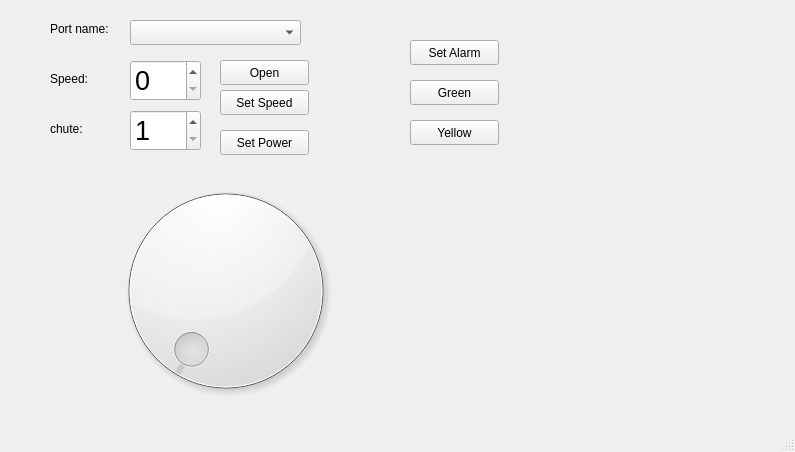
Old version of the form mainwindow.ui in the repository amin-amani/FeederController.
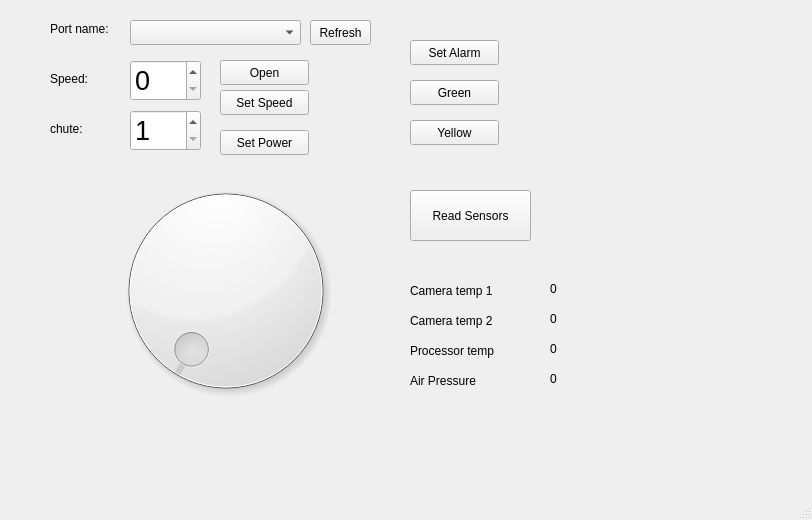
New version of the form.

```diff
--- a/mainwindow.ui
+++ b/mainwindow.ui
@@ -6,8 +6,8 @@
    <rect>
     <x>0</x>
     <y>0</y>
-    <width>795</width>
-    <height>452</height>
+    <width>812</width>
+    <height>520</height>
    </rect>
   </property>
   <property name="windowTitle">
@@ -193,6 +193,136 @@
      <string>Yellow</string>
     </property>
    </widget>
+   <widget class="QPushButton" name="BtnReadSensors">
+    <property name="geometry">
+     <rect>
+      <x>410</x>
+      <y>190</y>
+      <width>121</width>
+      <height>51</height>
+     </rect>
+    </property>
+    <property name="text">
+     <string>Read Sensors</string>
+    </property>
+   </widget>
+   <widget class="QLabel" name="label_4">
+    <property name="geometry">
+     <rect>
+      <x>410</x>
+      <y>280</y>
+      <width>111</width>
+      <height>21</height>
+     </rect>
+    </property>
+    <property name="text">
+     <string>Camera temp 1</string>
+    </property>
+   </widget>
+   <widget class="QLabel" name="LabCameraTemp1">
+    <property name="geometry">
+     <rect>
+      <x>550</x>
+      <y>280</y>
+      <width>67</width>
+      <height>17</height>
+     </rect>
+    </property>
+    <property name="text">
+     <string>0</string>
+    </property>
+   </widget>
+   <widget class="QLabel" name="label_5">
+    <property name="geometry">
+     <rect>
+      <x>410</x>
+      <y>310</y>
+      <width>111</width>
+      <height>21</height>
+     </rect>
+    </property>
+    <property name="text">
+     <string>Camera temp 2</string>
+    </property>
+   </widget>
+   <widget class="QLabel" name="label_6">
+    <property name="geometry">
+     <rect>
+      <x>410</x>
+      <y>340</y>
+      <width>111</width>
+      <height>21</height>
+     </rect>
+    </property>
+    <property name="text">
+     <string>Processor temp</string>
+    </property>
+   </widget>
+   <widget class="QLabel" name="LabCameraTemp2">
+    <property name="geometry">
+     <rect>
+      <x>550</x>
+      <y>310</y>
+      <width>67</width>
+      <height>17</height>
+     </rect>
+    </property>
+    <property name="text">
+     <string>0</string>
+    </property>
+   </widget>
+   <widget class="QLabel" name="LabProcessorTemp">
+    <property name="geometry">
+     <rect>
+      <x>550</x>
+      <y>340</y>
+      <width>67</width>
+      <height>17</height>
+     </rect>
+    </property>
+    <property name="text">
+     <string>0</string>
+    </property>
+   </widget>
+   <widget class="QLabel" name="label_7">
+    <property name="geometry">
+     <rect>
+      <x>410</x>
+      <y>370</y>
+      <width>111</width>
+      <height>21</height>
+     </rect>
+    </property>
+    <property name="text">
+     <string>Air Pressure</string>
+    </property>
+   </widget>
+   <widget class="QLabel" name="LabAirPressure">
+    <property name="geometry">
+     <rect>
+      <x>550</x>
+      <y>370</y>
+      <width>67</width>
+      <height>17</height>
+     </rect>
+    </property>
+    <property name="text">
+     <string>0</string>
+    </property>
+   </widget>
+   <widget class="QPushButton" name="BtnRefreshPort">
+    <property name="geometry">
+     <rect>
+      <x>310</x>
+      <y>20</y>
+      <width>61</width>
+      <height>25</height>
+     </rect>
+    </property>
+    <property name="text">
+     <string>Refresh</string>
+    </property>
+   </widget>
   </widget>
   <widget class="QMenuBar" name="menubar">
    <property name="geometry">
```
Left out of the diff: 2 changed lines with no effect on the pictures.
